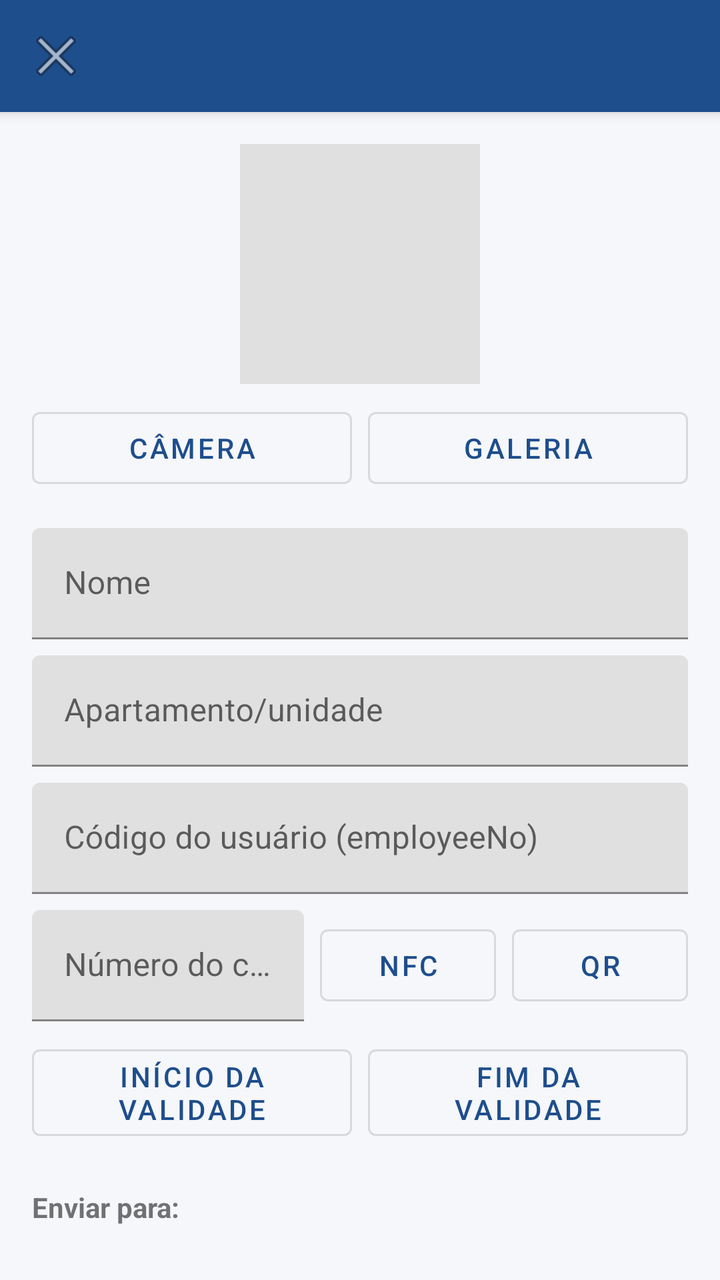
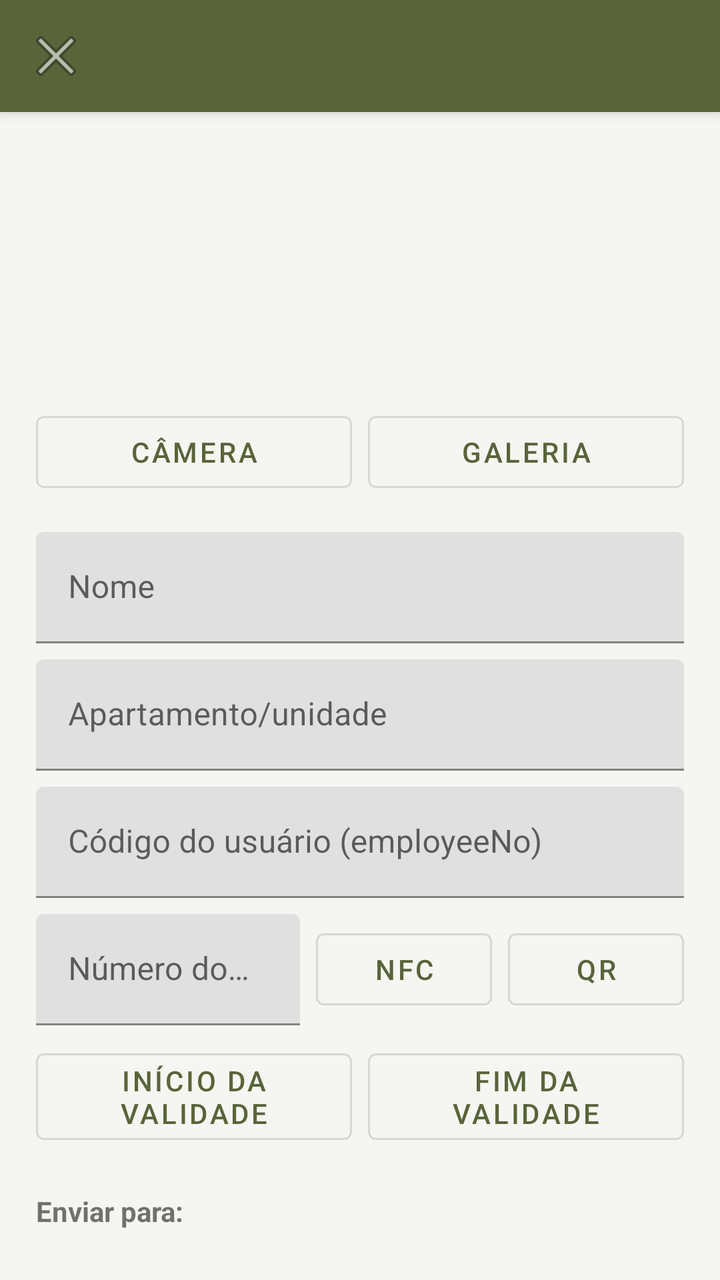

Screens rendered from an Android XML layout before and after an edit, with the pre-edit source and the edit as a unified diff.
<!-- AndroidManifest.xml: application theme Theme.FacialApp -->
<!-- res/layout/activity_cadastro.xml -->
<?xml version="1.0" encoding="utf-8"?>
<androidx.coordinatorlayout.widget.CoordinatorLayout
    xmlns:android="http://schemas.android.com/apk/res/android"
    xmlns:app="http://schemas.android.com/apk/res-auto"
    android:layout_width="match_parent"
    android:layout_height="match_parent">

    <com.google.android.material.appbar.AppBarLayout
        android:layout_width="match_parent"
        android:layout_height="wrap_content">
        <androidx.appcompat.widget.Toolbar
            android:id="@+id/toolbar"
            android:layout_width="match_parent"
            android:layout_height="?attr/actionBarSize"
            android:background="@color/primary"
            android:title="Novo cadastro"
            android:titleTextColor="#FFFFFF"
            app:navigationIcon="@android:drawable/ic_menu_close_clear_cancel" />
    </com.google.android.material.appbar.AppBarLayout>

    <androidx.core.widget.NestedScrollView
        android:layout_width="match_parent"
        android:layout_height="match_parent"
        app:layout_behavior="@string/appbar_scrolling_view_behavior">

        <LinearLayout
            android:layout_width="match_parent"
            android:layout_height="wrap_content"
            android:orientation="vertical"
            android:padding="16dp">

            <ImageView
                android:id="@+id/imgFoto"
                android:layout_width="120dp"
                android:layout_height="120dp"
                android:layout_gravity="center_horizontal"
                android:background="#E0E0E0"
                android:scaleType="centerCrop"
                android:contentDescription="Foto do rosto" />

            <LinearLayout
                android:layout_width="match_parent"
                android:layout_height="wrap_content"
                android:orientation="horizontal"
                android:layout_marginTop="8dp">

                <com.google.android.material.button.MaterialButton
                    android:id="@+id/btnTirarFoto"
                    style="@style/Widget.MaterialComponents.Button.OutlinedButton"
                    android:layout_width="0dp"
                    android:layout_weight="1"
                    android:layout_height="wrap_content"
                    android:text="Câmera" />

                <com.google.android.material.button.MaterialButton
                    android:id="@+id/btnGaleria"
                    style="@style/Widget.MaterialComponents.Button.OutlinedButton"
                    android:layout_width="0dp"
                    android:layout_weight="1"
                    android:layout_marginStart="8dp"
                    android:layout_height="wrap_content"
                    android:text="Galeria" />
            </LinearLayout>

            <com.google.android.material.textfield.TextInputLayout
                android:layout_width="match_parent" android:layout_height="wrap_content"
                android:hint="Nome" android:layout_marginTop="16dp">
                <com.google.android.material.textfield.TextInputEditText
                    android:id="@+id/editNome" android:layout_width="match_parent" android:layout_height="wrap_content" />
            </com.google.android.material.textfield.TextInputLayout>

            <com.google.android.material.textfield.TextInputLayout
                android:layout_width="match_parent" android:layout_height="wrap_content"
                android:hint="Apartamento/unidade" android:layout_marginTop="8dp">
                <com.google.android.material.textfield.TextInputEditText
                    android:id="@+id/editApartamento" android:layout_width="match_parent" android:layout_height="wrap_content"
                    android:inputType="number" />
            </com.google.android.material.textfield.TextInputLayout>

            <com.google.android.material.textfield.TextInputLayout
                android:layout_width="match_parent" android:layout_height="wrap_content"
                android:hint="Código do usuário (employeeNo)" android:layout_marginTop="8dp">
                <com.google.android.material.textfield.TextInputEditText
                    android:id="@+id/editCodigo" android:layout_width="match_parent" android:layout_height="wrap_content" />
            </com.google.android.material.textfield.TextInputLayout>

            <LinearLayout
                android:id="@+id/containerCartaoRow"
                android:layout_width="match_parent"
                android:layout_height="wrap_content"
                android:orientation="horizontal"
                android:gravity="center_vertical"
                android:layout_marginTop="8dp">

                <com.google.android.material.textfield.TextInputLayout
                    android:layout_width="0dp" android:layout_weight="1" android:layout_height="wrap_content"
                    android:hint="Número do cartão (opcional)">
                    <com.google.android.material.textfield.TextInputEditText
                        android:id="@+id/editCartao" android:layout_width="match_parent" android:layout_height="wrap_content"
                        android:inputType="number" />
                </com.google.android.material.textfield.TextInputLayout>

                <com.google.android.material.button.MaterialButton
                    android:id="@+id/btnLerNfc"
                    style="@style/Widget.MaterialComponents.Button.OutlinedButton"
                    android:layout_width="wrap_content"
                    android:layout_height="wrap_content"
                    android:layout_marginStart="8dp"
                    android:text="NFC" />

                <com.google.android.material.button.MaterialButton
                    android:id="@+id/btnGerarQr"
                    style="@style/Widget.MaterialComponents.Button.OutlinedButton"
                    android:layout_width="wrap_content"
                    android:layout_height="wrap_content"
                    android:layout_marginStart="8dp"
                    android:text="QR" />
            </LinearLayout>

            <TextView
                android:id="@+id/textTagsUhfTitulo"
                android:text="TAGs UHF (Control iD)"
                android:textStyle="bold"
                android:layout_marginTop="12dp"
                android:visibility="gone"
                android:layout_width="wrap_content"
                android:layout_height="wrap_content" />

            <LinearLayout
                android:id="@+id/containerTagsUhf"
                android:layout_width="match_parent"
                android:layout_height="wrap_content"
                android:orientation="vertical"
                android:visibility="gone"
                android:layout_marginTop="4dp" />

            <LinearLayout
                android:layout_width="match_parent"
                android:layout_height="wrap_content"
                android:orientation="horizontal"
                android:layout_marginTop="8dp">

                <com.google.android.material.button.MaterialButton
                    android:id="@+id/btnValidadeInicio"
                    style="@style/Widget.MaterialComponents.Button.OutlinedButton"
                    android:layout_width="0dp"
                    android:layout_weight="1"
                    android:layout_height="wrap_content"
                    android:text="Início da validade" />

                <com.google.android.material.button.MaterialButton
                    android:id="@+id/btnValidadeFim"
                    style="@style/Widget.MaterialComponents.Button.OutlinedButton"
                    android:layout_width="0dp"
                    android:layout_weight="1"
                    android:layout_marginStart="8dp"
                    android:layout_height="wrap_content"
                    android:text="Fim da validade" />
            </LinearLayout>

            <TextView
                android:id="@+id/textEquipamentosTitulo"
                android:text="Enviar para:"
                android:textStyle="bold"
                android:layout_marginTop="20dp"
                android:layout_width="wrap_content"
                android:layout_height="wrap_content" />

            <LinearLayout
                android:id="@+id/containerEquipamentos"
                android:layout_width="match_parent"
                android:layout_height="wrap_content"
                android:orientation="vertical"
                android:layout_marginTop="4dp" />

            <com.google.android.material.button.MaterialButton
                android:id="@+id/btnEnviar"
                android:layout_width="match_parent"
                android:layout_height="wrap_content"
                android:layout_marginTop="20dp"
                android:text="Enviar cadastro" />

            <LinearLayout
                android:id="@+id/containerResultados"
                android:layout_width="match_parent"
                android:layout_height="wrap_content"
                android:orientation="vertical"
                android:layout_marginTop="16dp" />

        </LinearLayout>
    </androidx.core.widget.NestedScrollView>
</androidx.coordinatorlayout.widget.CoordinatorLayout>
<!-- resources referenced by this layout -->
<resources>
  <color name="primary">#1E4E8C</color>
  <style name="Theme.FacialApp" parent="Theme.MaterialComponents.Light.NoActionBar">
          <item name="colorPrimary">@color/primary</item>
          <item name="colorPrimaryDark">@color/primary_dark</item>
          <item name="colorAccent">@color/accent</item>
          <item name="android:windowBackground">@color/background</item>
      </style>
  <color name="primary_dark">#12315A</color>
  <color name="accent">#F2994A</color>
  <color name="background">#F5F7FA</color>
</resources>

<!-- the commit's change to res/layout/activity_cadastro.xml (unified diff, before → after) -->
@@ -27,14 +27,14 @@
             android:layout_width="match_parent"
             android:layout_height="wrap_content"
             android:orientation="vertical"
-            android:padding="16dp">
+            android:padding="18dp">
 
             <ImageView
                 android:id="@+id/imgFoto"
                 android:layout_width="120dp"
                 android:layout_height="120dp"
                 android:layout_gravity="center_horizontal"
-                android:background="#E0E0E0"
+                android:background="@color/background"
                 android:scaleType="centerCrop"
                 android:contentDescription="Foto do rosto" />
 
<!-- resource entries referenced after the edit -->
@@ -1,14 +1,14 @@
 <!-- resources referenced by this layout -->
 <resources>
-  <color name="primary">#1E4E8C</color>
+  <color name="primary">#59643A</color>
   <style name="Theme.FacialApp" parent="Theme.MaterialComponents.Light.NoActionBar">
           <item name="colorPrimary">@color/primary</item>
           <item name="colorPrimaryDark">@color/primary_dark</item>
           <item name="colorAccent">@color/accent</item>
           <item name="android:windowBackground">@color/background</item>
       </style>
-  <color name="primary_dark">#12315A</color>
-  <color name="accent">#F2994A</color>
-  <color name="background">#F5F7FA</color>
+  <color name="primary_dark">#343D24</color>
+  <color name="accent">#89965A</color>
+  <color name="background">#F5F6F1</color>
 </resources>
 
